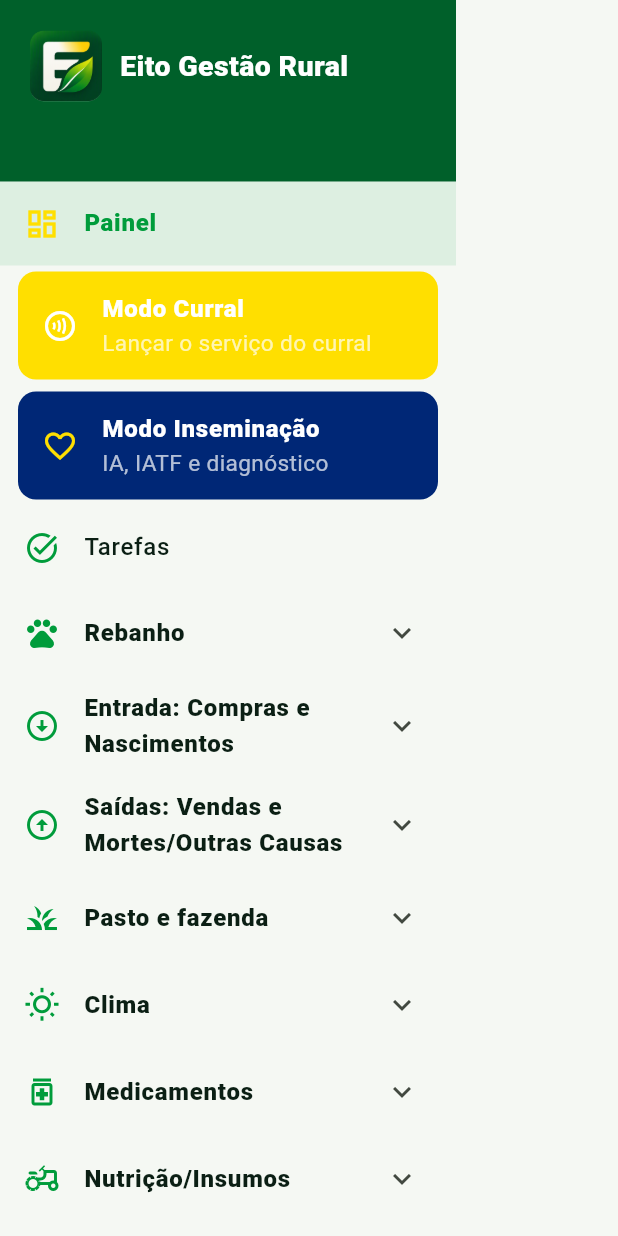
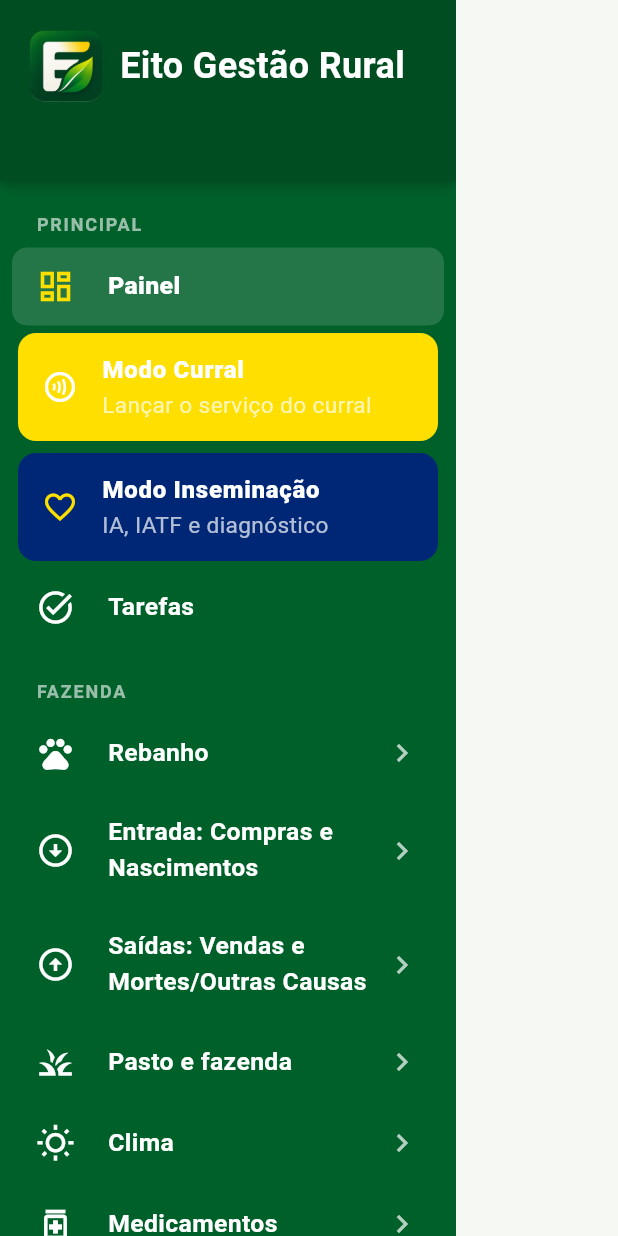
Before and after one commit to jairobraga01/eito-gestao-rural, a Flutter app: the MenuLateral widget shown alone on an empty page, opened directly, on a phone screen of 412 x 824 dp. Run offline on Flutter 3.47's test engine with Material 3 defaults, Android fonts, the phone set to English and light mode, and no system bars; our stand-ins replace cloud_firestore, connectivity_plus, firebase_auth, firebase_core, flutter_map, geolocator and 4 more; missing offline and left inert: dart:js_interop; accounts and stored records are empty; statements that could not run were skipped.

Commit message:
Menu lateral novo: fundo verde sólido, ícones grandes e texto branco (#43)
Cabeçalho com logo e nome, rótulos de seção (Principal, Fazenda,
Ferramentas, Conta e ajuda), itens espaçados com ícone grande e seta >
que gira nos grupos. Mantém grupos, telas e permissões.


Claude-Session: https://claude.ai/code/session_01PF3Za2vrCtGebb77z4N12n

Co-authored-by: Claude <noreply@anthropic.com>

```diff
--- a/lib/telas/base.dart
+++ b/lib/telas/base.dart
@@ -209,22 +209,11 @@ class MenuLateral extends StatelessWidget {
     }
 
     Widget item(IconData icone, String texto, VoidCallback onTap, {bool atual = false, Color? cor}) {
-      return ListTile(
-        leading: Icon(icone, color: cor ?? (atual ? Cores.laranja : Cores.oliva)),
-        title: Text(texto,
-            style: TextStyle(
-              fontSize: 16,
-              color: cor ?? (atual ? Cores.oliva : Cores.tinta),
-              fontWeight: atual ? FontWeight.w800 : FontWeight.w500,
-            )),
-        selected: atual,
-        selectedTileColor: Cores.oliva.withValues(alpha: 0.10),
-        onTap: onTap,
-      );
+      return _ItemMenu(icone: icone, texto: texto, onTap: onTap, atual: atual, cor: cor);
     }
 
     return Drawer(
-      backgroundColor: Cores.palha,
+      backgroundColor: _MenuCores.fundo,
       shape: fixo ? const RoundedRectangleBorder() : null,
       child: ValueListenableBuilder<int>(
         valueListenable: Nav.secao,
@@ -232,7 +221,10 @@ class MenuLateral extends StatelessWidget {
           padding: EdgeInsets.zero,
           children: [
             Container(
-              color: Cores.olivaEscuro,
+              decoration: const BoxDecoration(
+                color: _MenuCores.topo,
+                boxShadow: [BoxShadow(color: Colors.black26, blurRadius: 6, offset: Offset(0, 2))],
+              ),
               padding: EdgeInsets.fromLTRB(20, MediaQuery.paddingOf(context).top + 20, 20, 18),
               child: Column(
                 crossAxisAlignment: CrossAxisAlignment.start,
@@ -242,7 +234,7 @@ class MenuLateral extends StatelessWidget {
                     SizedBox(width: 12),
                     Expanded(
                       child: Text(Marca.nome,
-                          style: TextStyle(color: Colors.white, fontSize: 19, fontWeight: FontWeight.w800)),
+                          style: TextStyle(color: Colors.white, fontSize: 24, fontWeight: FontWeight.w700)),
                     ),
                   ]),
                   const SizedBox(height: 12),
@@ -261,6 +253,7 @@ class MenuLateral extends StatelessWidget {
                 ],
               ),
             ),
+            const _RotuloMenu('Principal'),
             item(itensMenu[0].$2, itensMenu[0].$1, () {
               fechar();
               Nav.ir(0);
@@ -307,17 +300,14 @@ class MenuLateral extends StatelessWidget {
               fechar();
               Nav.ir(secTarefas);
             }, atual: atual == secTarefas),
+            const _RotuloMenu('Fazenda'),
             for (final (titulo, icone, todos) in gruposMenu)
               if (todos.where(podeVer).toList() case final itens when itens.isNotEmpty)
-              Theme(
-                data: Theme.of(context).copyWith(dividerColor: Colors.transparent),
-                child: ExpansionTile(
-                  key: PageStorageKey('menu_$titulo'),
-                  leading: Icon(icone, color: itens.contains(atual) ? Cores.laranja : Cores.oliva),
-                  title: Text(titulo,
-                      style: const TextStyle(fontSize: 16, color: Cores.tinta, fontWeight: FontWeight.w800)),
-                  initiallyExpanded: itens.contains(atual),
-                  childrenPadding: const EdgeInsets.only(left: 12),
+              _GrupoMenu(
+                key: ValueKey('menu_$titulo'),
+                icone: icone,
+                titulo: titulo,
+                ativo: itens.contains(atual),
                 children: [
                   for (final i in itens)
                     item(itensMenu[i].$2, itensMenu[i].$1, () {
@@ -326,8 +316,7 @@ class MenuLateral extends StatelessWidget {
                     }, atual: i == atual),
                 ],
               ),
-              ),
-            const Divider(),
+            const _RotuloMenu('Ferramentas'),
             item(Icons.bluetooth, 'Bastão e balança', () {
               fechar();
               Navigator.push(context, MaterialPageRoute(builder: (_) => const TelaDispositivos()));
@@ -348,7 +337,7 @@ class MenuLateral extends StatelessWidget {
                       item(Icons.admin_panel_settings_outlined, 'Gestão de Clientes (Painel do criador)', () {
                         fechar();
                         Navigator.push(context, MaterialPageRoute(builder: (_) => const CriadorPage()));
-                      }, cor: Cores.azul),
+                      }, cor: Cores.laranja),
                       item(Icons.dashboard_outlined, 'Relatório Gado Guaraí', () {
                         fechar();
                         Navigator.push(context, MaterialPageRoute(builder: (_) => const PainelGadoPage()));
@@ -360,6 +349,7 @@ class MenuLateral extends StatelessWidget {
                     ])
                   : const SizedBox.shrink(),
             ),
+            const _RotuloMenu('Conta e ajuda'),
             item(itensMenu[secGuia].$2, itensMenu[secGuia].$1, () {
               fechar();
               Nav.ir(secGuia);
@@ -375,12 +365,123 @@ class MenuLateral extends StatelessWidget {
             item(Icons.logout, 'Sair da conta', () {
               fechar();
               sairDaConta(context);
-            }, cor: Cores.alerta),
+            }, cor: _MenuCores.sair),
             const SizedBox(height: 16),
           ],
         ),
       ),
     );
+  }
+}
+
+/// Cores do menu lateral: fundo sólido no verde do tema, texto branco.
+class _MenuCores {
+  _MenuCores._();
+  static const fundo = Cores.olivaEscuro;
+  static const topo = Color(0xFF004D22);
+  static const rotulo = Colors.white60;
+  static const sair = Color(0xFFFFB4AB);
+}
+
+/// Rótulo de seção do menu (como "SGD" no exemplo).
+class _RotuloMenu extends StatelessWidget {
+  const _RotuloMenu(this.texto);
+  final String texto;
+
+  @override
+  Widget build(BuildContext context) => Padding(
+        padding: const EdgeInsets.fromLTRB(24, 20, 20, 6),
+        child: Text(texto.toUpperCase(),
+            style: const TextStyle(
+                color: _MenuCores.rotulo, fontSize: 12, fontWeight: FontWeight.w700, letterSpacing: 1.2)),
+      );
+}
+
+/// Linha do menu: ícone grande e texto branco, bem espaçados.
+class _ItemMenu extends StatelessWidget {
+  const _ItemMenu({required this.icone, required this.texto, required this.onTap, this.atual = false, this.cor, this.seta});
+  final IconData icone;
+  final String texto;
+  final VoidCallback onTap;
+  final bool atual;
+  final Color? cor;
+  final Widget? seta;
+
+  @override
+  Widget build(BuildContext context) {
+    return Padding(
+      padding: const EdgeInsets.symmetric(horizontal: 8, vertical: 1),
+      child: Material(
+        color: atual ? Colors.white.withValues(alpha: 0.14) : Colors.transparent,
+        borderRadius: BorderRadius.circular(10),
+        child: InkWell(
+          borderRadius: BorderRadius.circular(10),
+          onTap: onTap,
+          child: Padding(
+            padding: const EdgeInsets.symmetric(horizontal: 16, vertical: 13),
+            child: Row(children: [
+              Icon(icone, size: 26, color: cor ?? (atual ? Cores.laranja : Colors.white)),
+              const SizedBox(width: 22),
+              Expanded(
+                child: Text(texto,
+                    style: TextStyle(
+                      fontSize: 16.5,
+                      color: cor ?? Colors.white,
+                      fontWeight: atual ? FontWeight.w800 : FontWeight.w600,
+                    )),
+              ),
+              if (seta != null) seta!,
+            ]),
+          ),
+        ),
+      ),
+    );
+  }
+}
+
+/// Grupo expansível com seta ">" que gira ao abrir.
+class _GrupoMenu extends StatefulWidget {
+  const _GrupoMenu({super.key, required this.icone, required this.titulo, required this.ativo, required this.children});
+  final IconData icone;
+  final String titulo;
+  final bool ativo;
+  final List<Widget> children;
+
+  @override
+  State<_GrupoMenu> createState() => _GrupoMenuState();
+}
+
+class _GrupoMenuState extends State<_GrupoMenu> {
+  late bool aberto = widget.ativo;
+
+  @override
+  Widget build(BuildContext context) {
+    return Column(children: [
+      _ItemMenu(
+        icone: widget.icone,
+        texto: widget.titulo,
+        atual: widget.ativo && !aberto,
+        onTap: () => setState(() => aberto = !aberto),
+        seta: AnimatedRotation(
+          turns: aberto ? 0.25 : 0,
+          duration: const Duration(milliseconds: 180),
+          child: const Icon(Icons.chevron_right, color: Colors.white70, size: 24),
+        ),
+      ),
+      AnimatedSize(
+        duration: const Duration(milliseconds: 180),
+        alignment: Alignment.topCenter,
+        child: aberto
+            ? Container(
+                margin: const EdgeInsets.only(left: 20, right: 4, bottom: 4),
+                decoration: const BoxDecoration(
+                  border: Border(left: BorderSide(color: Colors.white24, width: 2)),
+                ),
+                child: Column(children: widget.children),
+              )
+            : const SizedBox(width: double.infinity),
+      ),
+    ]);
   }
 }
 
```
Lines whose indentation alone changed are shown as unchanged.
